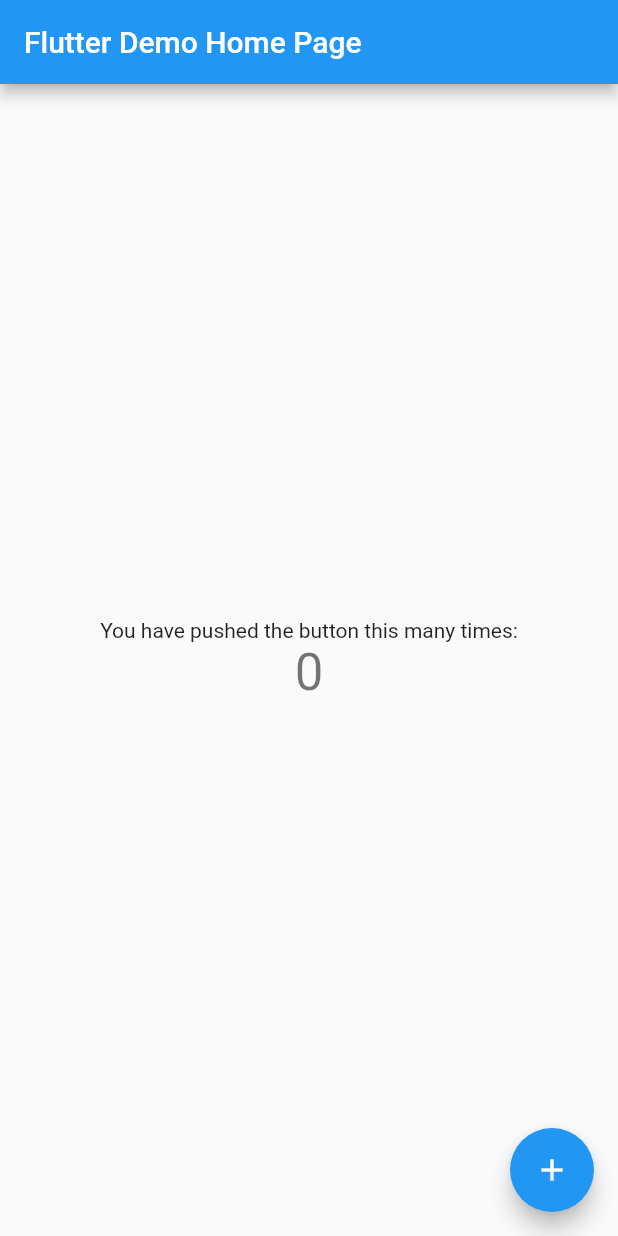
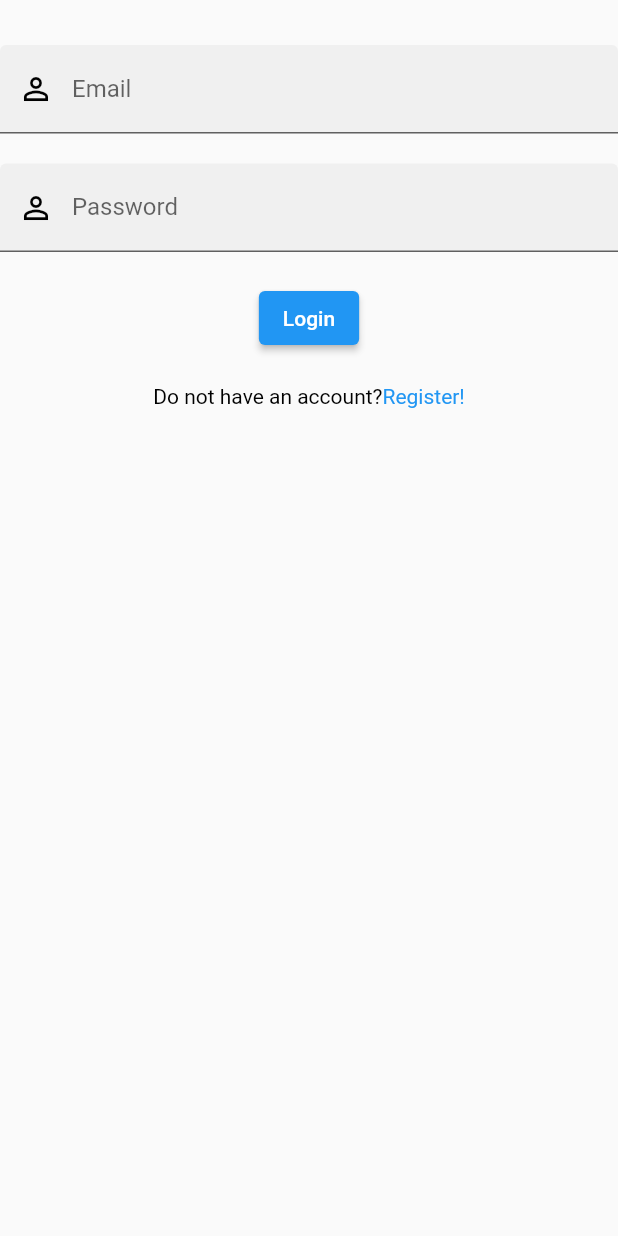
Before and after one commit to MightyM17/Library-Task, a Flutter app: the screen it shows after launch, on a phone screen of 412 x 824 dp. Run offline on Flutter 3.47's test engine with Material 2 defaults, Android fonts, the phone set to English and light mode, and no system bars; our stand-ins replace firebase_auth, firebase_core; accounts and stored records are empty.

Commit message:
Added ability to register and sign in

```diff
--- a/lib/main.dart
+++ b/lib/main.dart
@@ -1,9 +1,10 @@
 import 'package:flutter/material.dart';
 import 'package:firebase_core/firebase_core.dart';
-import 'package:firebase_auth/firebase_auth.dart';
-import 'package:cloud_firestore/cloud_firestore.dart';
+import 'screens/signin.dart';
 
-void main() {
+void main() async {
+  WidgetsFlutterBinding.ensureInitialized();
+  await Firebase.initializeApp();
   runApp(const MyApp());
 }
 
@@ -27,92 +28,7 @@ class MyApp extends StatelessWidget {
         // is not restarted.
         primarySwatch: Colors.blue,
       ),
-      home: const MyHomePage(title: 'Flutter Demo Home Page'),
+      home: const SignInScreen(),
     );
   }
 }
-
-class MyHomePage extends StatefulWidget {
-  const MyHomePage({super.key, required this.title});
-
-  // This widget is the home page of your application. It is stateful, meaning
-  // that it has a State object (defined below) that contains fields that affect
-  // how it looks.
-
-  // This class is the configuration for the state. It holds the values (in this
-  // case the title) provided by the parent (in this case the App widget) and
-  // used by the build method of the State. Fields in a Widget subclass are
-  // always marked "final".
-
-  final String title;
-
-  @override
-  State<MyHomePage> createState() => _MyHomePageState();
-}
-
-class _MyHomePageState extends State<MyHomePage> {
-  int _counter = 0;
-
-  void _incrementCounter() {
-    setState(() {
-      // This call to setState tells the Flutter framework that something has
-      // changed in this State, which causes it to rerun the build method below
-      // so that the display can reflect the updated values. If we changed
-      // _counter without calling setState(), then the build method would not be
-      // called again, and so nothing would appear to happen.
-      _counter++;
-    });
-  }
-
-  @override
-  Widget build(BuildContext context) {
-    // This method is rerun every time setState is called, for instance as done
-    // by the _incrementCounter method above.
-    //
-    // The Flutter framework has been optimized to make rerunning build methods
-    // fast, so that you can just rebuild anything that needs updating rather
-    // than having to individually change instances of widgets.
-    return Scaffold(
-      appBar: AppBar(
-        // Here we take the value from the MyHomePage object that was created by
-        // the App.build method, and use it to set our appbar title.
-        title: Text(widget.title),
-      ),
-      body: Center(
-        // Center is a layout widget. It takes a single child and positions it
-        // in the middle of the parent.
-        child: Column(
-          // Column is also a layout widget. It takes a list of children and
-          // arranges them vertically. By default, it sizes itself to fit its
-          // children horizontally, and tries to be as tall as its parent.
-          //
-          // Invoke "debug painting" (press "p" in the console, choose the
-          // "Toggle Debug Paint" action from the Flutter Inspector in Android
-          // Studio, or the "Toggle Debug Paint" command in Visual Studio Code)
-          // to see the wireframe for each widget.
-          //
-          // Column has various properties to control how it sizes itself and
-          // how it positions its children. Here we use mainAxisAlignment to
-          // center the children vertically; the main axis here is the vertical
-          // axis because Columns are vertical (the cross axis would be
-          // horizontal).
-          mainAxisAlignment: MainAxisAlignment.center,
-          children: <Widget>[
-            const Text(
-              'You have pushed the button this many times:',
-            ),
-            Text(
-              '$_counter',
-              style: Theme.of(context).textTheme.headline4,
-            ),
-          ],
-        ),
-      ),
-      floatingActionButton: FloatingActionButton(
-        onPressed: _incrementCounter,
-        tooltip: 'Increment',
-        child: const Icon(Icons.add),
-      ), // This trailing comma makes auto-formatting nicer for build methods.
-    );
-  }
-}
--- /dev/null
+++ b/lib/screens/signin.dart
@@ -0,0 +1,67 @@
+import 'package:flutter/material.dart';
+import 'package:library_task/screens/home.dart';
+import 'package:library_task/screens/signup.dart';
+import 'package:library_task/screens/util/reuuse.dart';
+import 'package:firebase_auth/firebase_auth.dart';
+
+class SignInScreen extends StatefulWidget {
+  const SignInScreen({Key? key}) : super(key: key);
+
+  @override
+  State<SignInScreen> createState() => _SignInScreenState();
+}
+
+class _SignInScreenState extends State<SignInScreen> {
+  TextEditingController _pass = TextEditingController();
+  TextEditingController _email = TextEditingController();
+
+  @override
+  Widget build(BuildContext context) {
+    return Scaffold(
+      body: Container(
+        child: SingleChildScrollView(
+          child: Column(
+            mainAxisAlignment: MainAxisAlignment.center,
+            children: <Widget>[
+              SizedBox(height: 30,),
+              inputText('Email', Icons.person_outline, false, _email),
+              SizedBox(height: 20,),
+              inputText('Password', Icons.person_outline, true, _pass),
+              SizedBox(height: 20,),
+              singInUp(context, true, () {
+                FirebaseAuth.instance.signInWithEmailAndPassword(email: _email.text, password: _pass.text).then((value)
+                {
+                  print("Signed In");
+                  Navigator.push(context,
+                      MaterialPageRoute(builder: (builder) => HomePage()));
+                }).onError((error, stackTrace){
+                  print(error.toString());
+                });
+              }),
+              SizedBox(height: 20,),
+              signUp(),
+            ],
+          ),
+        ),
+      ),
+    );
+  }
+
+  Row signUp() {
+    return Row(
+      mainAxisAlignment: MainAxisAlignment.center,
+      children: [
+        Text("Do not have an account?",
+          style: TextStyle(color: Colors.black),),
+        GestureDetector(
+          onTap: () {
+            Navigator.push(context,
+                MaterialPageRoute(builder: (context) => SignUpScreen()));
+          },
+          child: Text("Register!",
+            style: TextStyle(color: Colors.blue),),
+        ),
+      ],
+    );
+  }
+}
--- /dev/null
+++ b/lib/screens/util/reuuse.dart
@@ -0,0 +1,31 @@
+import 'package:flutter/material.dart';
+
+TextField inputText (String text, IconData icon, bool isPass, TextEditingController controller)
+{
+  return TextField(
+    controller: controller,
+    obscureText: isPass,
+    enableSuggestions: isPass,
+    autocorrect: isPass,
+    cursorColor: Colors.white,
+    decoration: InputDecoration(
+      prefixIcon: Icon(
+        icon,
+        color: Colors.black,
+      ),
+      labelText: text,
+      filled: true,
+    ),
+    keyboardType: isPass ? TextInputType.visiblePassword : TextInputType.emailAddress,
+  );
+}
+
+ElevatedButton singInUp(BuildContext context, bool isLogin, Function onTap)
+{
+  return ElevatedButton(
+      onPressed:() { onTap(); },
+      child: Text(
+        isLogin ? "Login" : "Sign Up" ,
+      )
+  );
+}
```
Also changed, not shown: lib/screens/home.dart (added, +30 -0 lines), lib/screens/signup.dart (added, +71 -0 lines).
